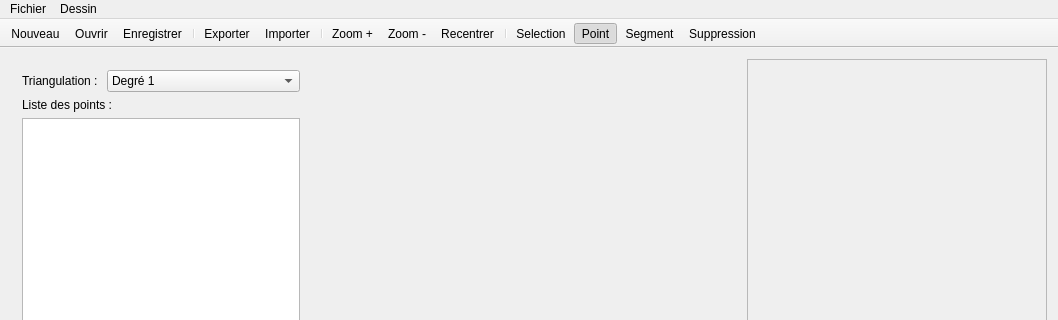
Before: the Qt Designer form mainwindow.ui in Pandraghon/TriaGUI, drawn with Qt 5; both pictures show x 0 to 1058 and y 0 to 320 of the 1058 by 669 pixel window.
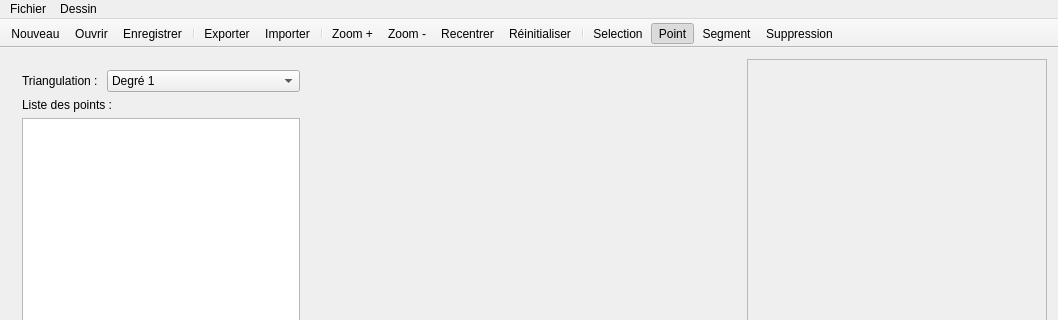
After: the same form once the commit is applied. Icons and pictures are not drawn.

What changed in the file:
```diff
--- a/mainwindow.ui
+++ b/mainwindow.ui
@@ -269,6 +269,7 @@
    <addaction name="actionZoom"/>
    <addaction name="actionZoom_2"/>
    <addaction name="actionRecentrer"/>
+   <addaction name="actionR_initialiser"/>
    <addaction name="separator"/>
    <addaction name="actionSelection"/>
    <addaction name="actionPoint"/>
@@ -417,6 +418,15 @@
     <string>Recentrer</string>
    </property>
   </action>
+  <action name="actionR_initialiser">
+   <property name="icon">
+    <iconset resource="resource.qrc">
+     <normaloff>:/images/Desktop/_PNG 64_/basic_target.png</normaloff>:/images/Desktop/_PNG 64_/basic_target.png</iconset>
+   </property>
+   <property name="text">
+    <string>Réinitialiser</string>
+   </property>
+  </action>
  </widget>
  <layoutdefault spacing="6" margin="11"/>
  <resources>
```
Left out of the diff: 1 changed line with no effect on the pictures.
